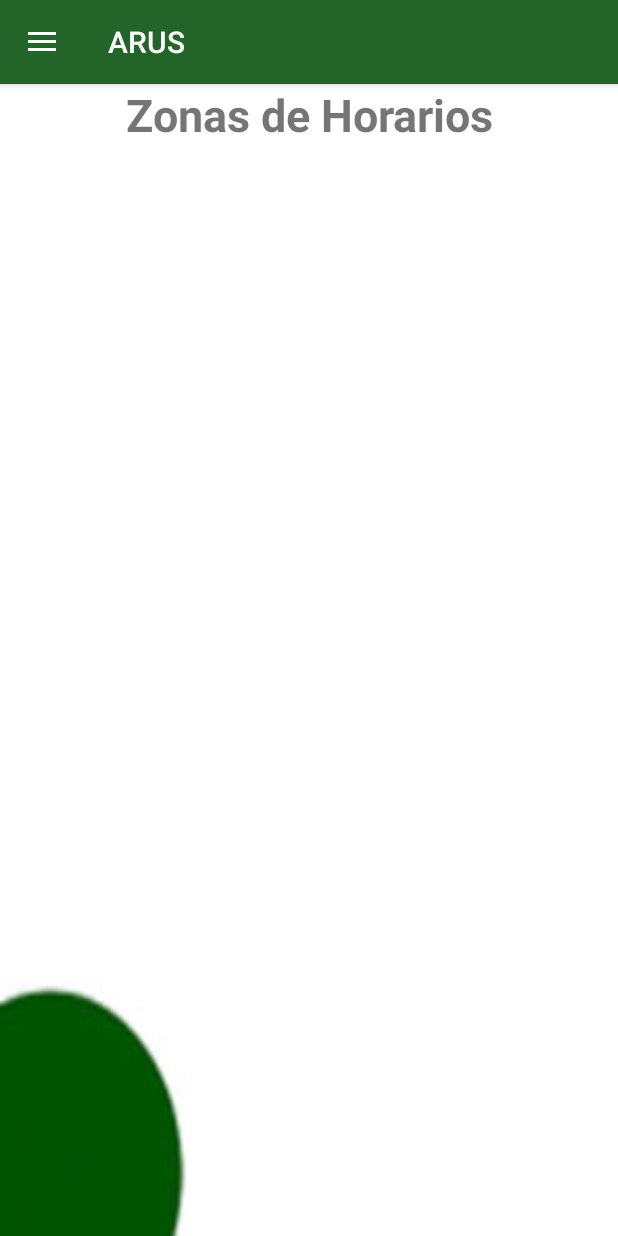
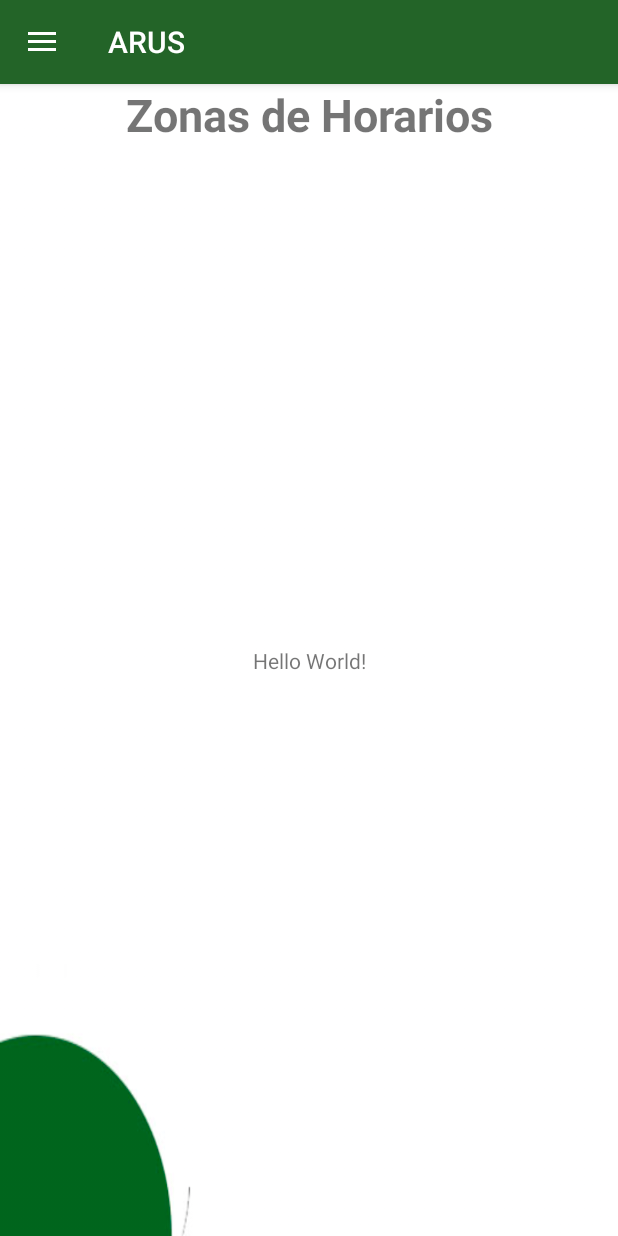
Before and after one commit to v13carol/PROYECTO_ARUS, an Android app: the screen it shows after launch (MainActivity), in the side drawer, after a tap on "Zonas de horarios", on a phone screen of 412 x 824 dp. Run offline under Robolectric (Android 15) with nearby library versions, the phone set to English and light mode, and no system bars.

Commit message:
imagen circulo

```diff
--- a/app/src/main/res/layout/content_main.xml
+++ b/app/src/main/res/layout/content_main.xml
@@ -7,6 +7,7 @@
     android:layout_height="match_parent"
     app:layout_behavior="@string/appbar_scrolling_view_behavior"
     tools:context=".MainActivity"
+    android:background="@drawable/circulo"
     tools:showIn="@layout/app_bar_main">
 
     <TextView
--- a/app/src/main/res/layout/fragment_fragment1.xml
+++ b/app/src/main/res/layout/fragment_fragment1.xml
@@ -3,7 +3,6 @@
     xmlns:tools="http://schemas.android.com/tools"
     android:layout_width="match_parent"
     android:layout_height="match_parent"
-    android:background="@drawable/circulo"
     tools:context=".Fragment1">
 
     <TextView
--- a/app/src/main/res/layout/fragment_fragment2.xml
+++ b/app/src/main/res/layout/fragment_fragment2.xml
@@ -4,7 +4,6 @@
     android:id="@+id/contenedor2"
     android:layout_width="match_parent"
     android:layout_height="match_parent"
-    android:background="@drawable/circulo"
     tools:context=".Fragment2">
 
     <TextView
--- a/app/src/main/res/layout/fragment_fragment3.xml
+++ b/app/src/main/res/layout/fragment_fragment3.xml
@@ -4,7 +4,6 @@
     android:id="@+id/contenedor3"
     android:layout_width="match_parent"
     android:layout_height="match_parent"
-    android:background="@drawable/circulo"
     tools:context=".Fragment3">
 
     <TextView
--- a/app/src/main/res/layout/fragment_fragment4.xml
+++ b/app/src/main/res/layout/fragment_fragment4.xml
@@ -3,8 +3,7 @@
     xmlns:tools="http://schemas.android.com/tools"
     android:layout_width="match_parent"
     android:layout_height="match_parent"
-    tools:context=".Fragment4"
-    android:background="@drawable/circulo">
+    tools:context=".Fragment4">
 
 
     <TextView
--- a/app/src/main/res/layout/fragment_fragment5.xml
+++ b/app/src/main/res/layout/fragment_fragment5.xml
@@ -3,8 +3,7 @@
     xmlns:tools="http://schemas.android.com/tools"
     android:layout_width="match_parent"
     android:layout_height="match_parent"
-    tools:context=".Fragment5"
-    android:background="@drawable/circulo">
+    tools:context=".Fragment5">
 
 
     <TextView
```
Also changed, not shown: app/src/main/res/drawable/circulo.jpg.
